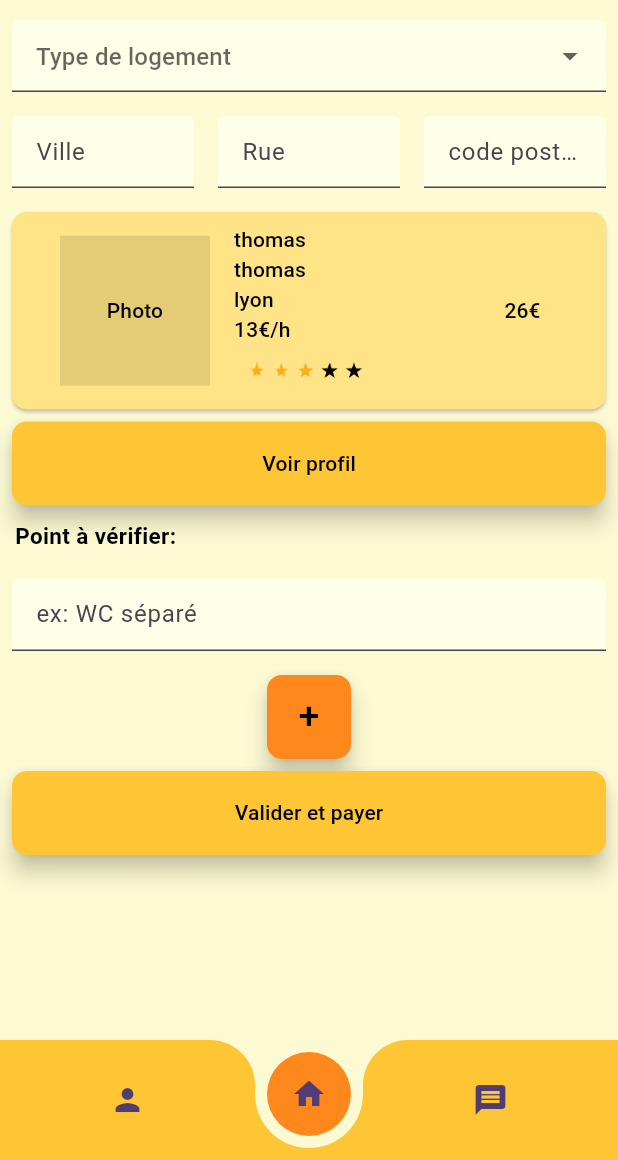
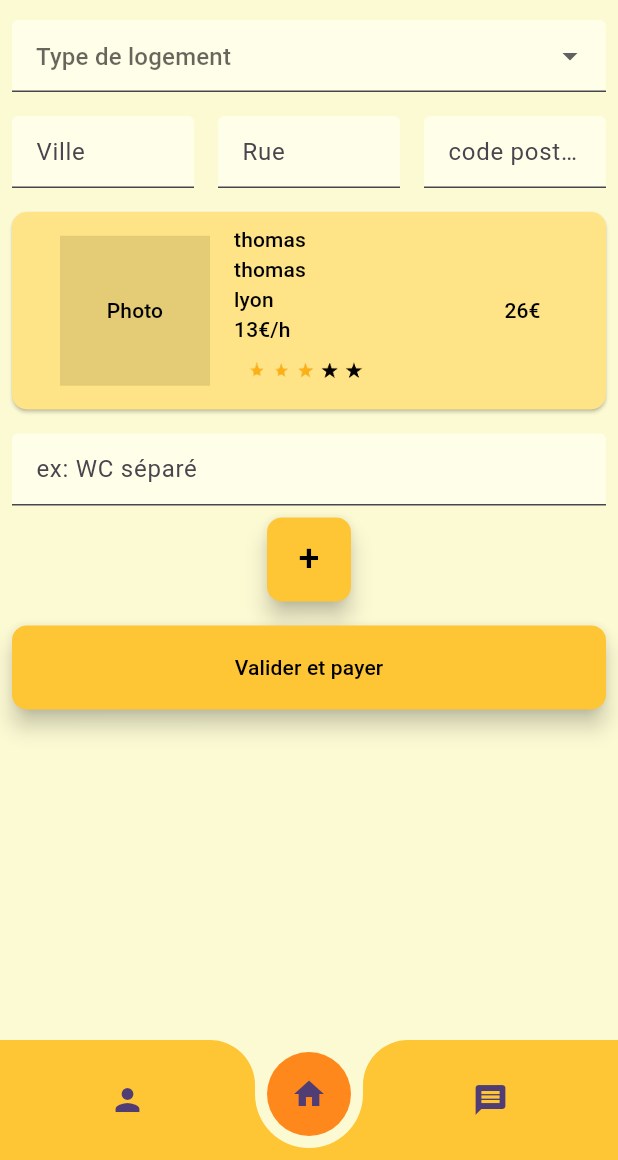
Before and after one commit to lugmog2728/SAE5.01-Voyo, a Flutter app: the VisitePage widget shown alone on an empty page, opened directly, on a phone screen of 412 x 824 dp, the part 76-1236 px from its top. Run offline on Flutter 3.47's test engine with Material 3 defaults, Android fonts, the light colour scheme and no system bars.

Commit message:
add page chose visitor

```diff
--- a/voyo/lib/choose_visitor.dart
+++ b/voyo/lib/choose_visitor.dart
@@ -1,11 +1,8 @@
-
 import 'package:flutter/material.dart';
-import 'package:flutter/services.dart';
 import 'globals.dart' as AppGlobal;
 
 class VisitePage extends StatefulWidget {
-  const VisitePage({super.key, required this.title});
-
+  const VisitePage({Key? key, required this.title}) : super(key: key);
   final String title;
 
   @override
@@ -14,8 +11,9 @@ class VisitePage extends StatefulWidget {
 
 class _VisitePageState extends State<VisitePage> {
   String? _selectedOption = "";
-
   var items = ['T1', "T2", "Villa"];
+  final List<String> pointToCheck = ["toto", "tete"];
+  List<Widget> extraFields = [];
 
   @override
   Widget build(BuildContext context) {
@@ -30,29 +28,30 @@ class _VisitePageState extends State<VisitePage> {
               },
               child: Wrap(
                 children: [
-                    Padding(padding: const EdgeInsets.all(8.0),
-                      child:DropdownButtonFormField(
+                  Padding(
+                    padding: const EdgeInsets.all(8.0),
+                    child: DropdownButtonFormField(
                       decoration: InputDecoration(
                         hintText: 'Type de logement',
                         filled: true,
                         fillColor: AppGlobal.buttonback,
                       ),
                       dropdownColor: Colors.amber,
-                        items: items.map((items){
-                          return DropdownMenuItem(value : items, child: Text(items));
+                      items: items.map((item) {
+                        return DropdownMenuItem(value: item, child: Text(item));
                       }).toList(),
                       onChanged: (String? newValue) {
                         setState(() {
                           _selectedOption = newValue;
                         });
-                        }
+                      },
                     ),
                   ),
                   Row(
                     children: [
                       Expanded(
                         child: Padding(
-                            padding: const EdgeInsets.all(8.0), // ajustez le padding selon vos besoins
+                          padding: const EdgeInsets.all(8.0),
                           child: TextFormField(
                             textAlign: TextAlign.left,
                             decoration: InputDecoration(
@@ -65,7 +64,7 @@ class _VisitePageState extends State<VisitePage> {
                       ),
                       Expanded(
                         child: Padding(
-                            padding: const EdgeInsets.all(8.0), // ajustez le padding selon vos besoins
+                          padding: const EdgeInsets.all(8.0),
                           child: TextFormField(
                             textAlign: TextAlign.left,
                             decoration: InputDecoration(
@@ -78,7 +77,7 @@ class _VisitePageState extends State<VisitePage> {
                       ),
                       Expanded(
                         child: Padding(
-                            padding: const EdgeInsets.all(8.0), // ajustez le padding selon vos besoins
+                          padding: const EdgeInsets.all(8.0),
                           child: TextFormField(
                             textAlign: TextAlign.left,
                             decoration: InputDecoration(
@@ -92,7 +91,95 @@ class _VisitePageState extends State<VisitePage> {
                     ],
                   ),
                   Visitor("thomas", "thomas", "lyon", "13", "26"),
-                    Row(children: [
+                  ListView.builder(
+                    shrinkWrap: true,
+                    itemCount: extraFields.length + 1,
+                    itemBuilder: (context, index) {
+                      if (index < extraFields.length) {
+                        return Row(
+                          children: [
+                            Expanded(child: extraFields[index]),
+                            IconButton(
+                              icon: Icon(Icons.remove),
+                              onPressed: () {
+                                setState(() {
+                                  extraFields.removeAt(index);
+                                });
+                              },
+                            ),
+                          ],
+                        );
+                      } else {
+                        return Padding(
+                          padding: const EdgeInsets.all(8.0),
+                          child: TextFormField(
+                            textAlign: TextAlign.left,
+                            decoration: InputDecoration(
+                              hintText: "ex: WC séparé",
+                              filled: true,
+                              fillColor: AppGlobal.buttonback,
+                            ),
+                          ),
+                        );
+                      }
+                    },
+                  ),
+                  Container(
+                    margin: const EdgeInsets.only(bottom: 16.0),
+                    child: Row(
+                      mainAxisAlignment: MainAxisAlignment.center,
+                      children: [
+                        Padding(
+                          padding: const EdgeInsets.only(left: 8, right: 8),
+                          child: FloatingActionButton(
+                            backgroundColor: AppGlobal.secondaryColor,
+                            shape: RoundedRectangleBorder(
+                              borderRadius: BorderRadius.circular(10.0),
+                            ),
+                            onPressed: () {
+                              bool allFieldsFilled = true;
+                              extraFields.forEach((field) {
+                                if (field is TextFormField) {
+                                  if (field.controller!.text.isEmpty) {
+                                    allFieldsFilled = false;
+                                  }
+                                }
+                              });
+                              if (allFieldsFilled) {
+                                setState(() {
+                                  extraFields.add(
+                                    Padding(
+                                      padding: const EdgeInsets.all(8.0),
+                                      child: TextFormField(
+                                        textAlign: TextAlign.left,
+                                        decoration: InputDecoration(
+                                          hintText: "ex: WC séparé",
+                                          filled: true,
+                                          fillColor: AppGlobal.buttonback,
+                                        ),
+                                      ),
+                                    ),
+                                  );
+                                });
+                              }
+                            },
+                            child: const Text(
+                              "+",
+                              style: TextStyle(
+                                fontSize: 25.0,
+                                color: Colors.black,
+                              ),
+                            ),
+                          ),
+                        ),
+                      ],
+                    ),
+                  ),
+
+                Container(
+                  margin: const EdgeInsets.only(bottom: 16.0),
+                  child: Row(
+                    children: [
                       Expanded(
                         child: Padding(
                           padding: const EdgeInsets.only(left: 8, right: 8),
@@ -104,86 +191,28 @@ class _VisitePageState extends State<VisitePage> {
                             onPressed: null,
                             child: const Expanded(
                               child: Text(
-                                    "Voir profil",
+                                "Valider et payer",
                                 style: TextStyle(color: Colors.black),
-                                  ))),
-                        ),
-                      ),
-                    ]),
-
-                    const Padding(padding: EdgeInsets.all(10.0),
-                      child: Text(
-                        'Point à vérifier:',
-                        style: TextStyle(
-                          fontSize: 15.0,
-                          fontWeight: FontWeight.bold,
-                          color: Colors.black,
-                        ),
-                      ),
-                    ),
-
-                    Expanded(
-                      child: Padding(
-                        padding: const EdgeInsets.all(8.0),
-                        child: TextFormField(
-                          textAlign: TextAlign.left,
-                          decoration: InputDecoration(
-                            hintText: "ex: WC séparé",
-                            filled: true,
-                            fillColor: AppGlobal.buttonback,
                               ),
                             ),
                           ),
                         ),
-
-                    Center(
-                      child:
-                        Padding(
-                          padding: const EdgeInsets.only(top: 8,bottom: 8),
-                          child:FloatingActionButton(
-                            backgroundColor: AppGlobal.primaryColor,
-                            shape: RoundedRectangleBorder(
-                              borderRadius: BorderRadius.circular(10.0),
                       ),
-                            onPressed: null,
-                            child:
-                            const Expanded(
-                              child : Text(
-                                '+',
-                                style: TextStyle(
-                                  fontSize: 25.0,
-                                  color: Colors.black
+                    ],
                   ),
                 )
-                            )
+                ],
               ),
-                        ),
-                      ),
-
-                    Row(children: [
-                      Expanded(
-                        child: Padding(
-                          padding: const EdgeInsets.only(left: 8,right: 8),
-                          child:FloatingActionButton(
-                              backgroundColor: AppGlobal.secondaryColor,
-                              shape: RoundedRectangleBorder(
-                                borderRadius: BorderRadius.circular(10.0),
-                              ),
-                              onPressed: null,
-                              child: const Expanded( child : Text("Valider et payer",style: TextStyle(color: Colors.black),))
-                          ),
-                        ),
-                      ),
-                    ]),
-                  ]),
             ),
           ],
         ),
       ),
       widget,
-    context);
+      context,
+    );
   }
 }
+
 Padding Visitor(name,surname,city,rate,cost) {
   return Padding(
     padding: const EdgeInsets.all(8.0),
```
Lines whose indentation alone changed are shown as unchanged.
